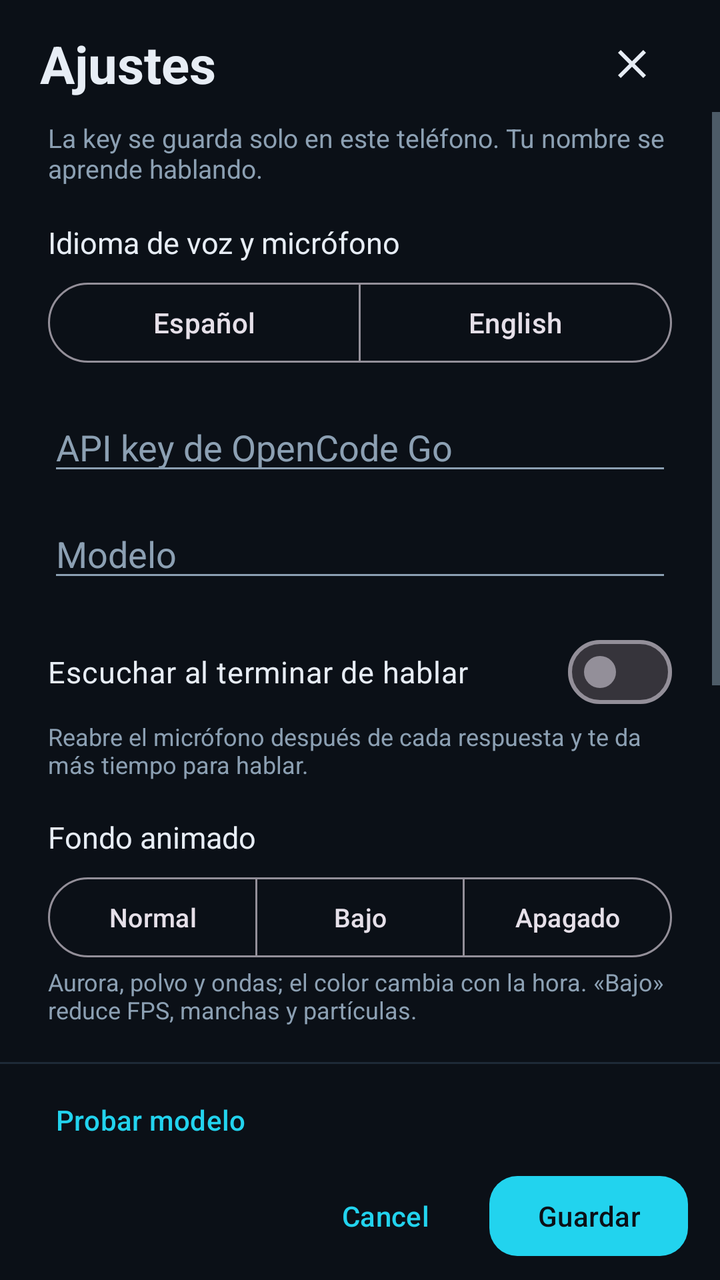
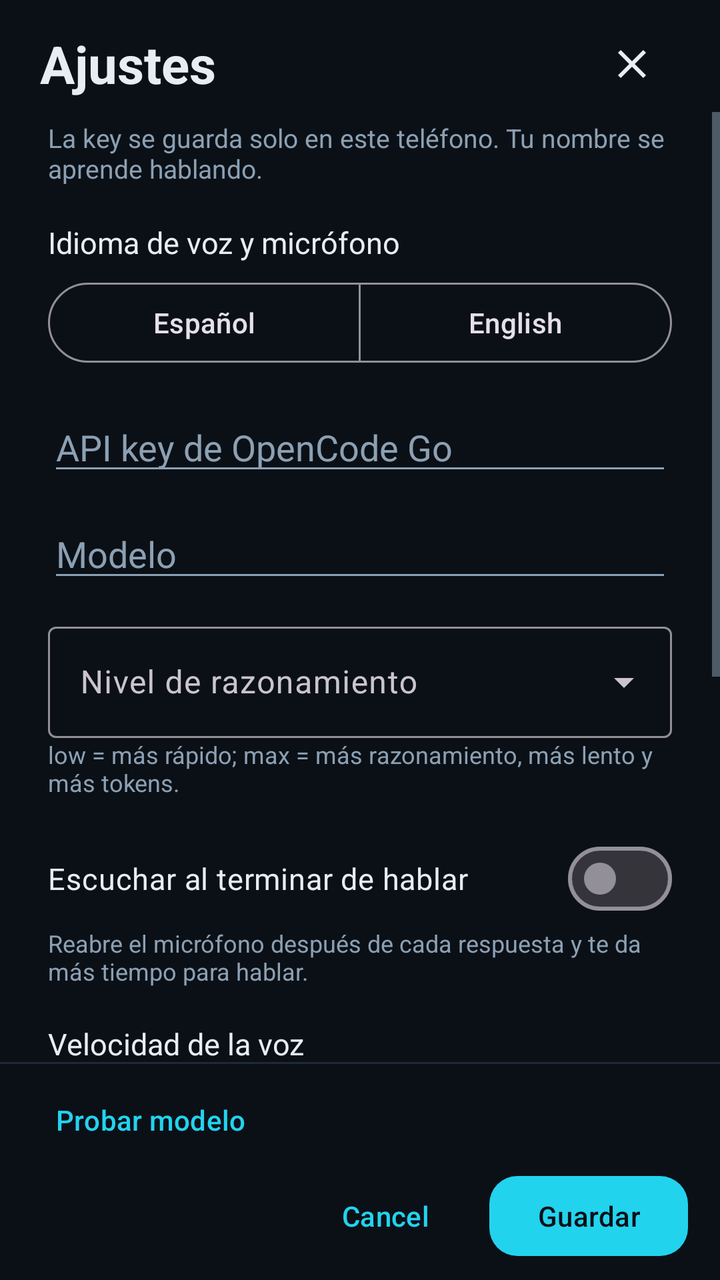

An Android layout rendered at two revisions. The XML below is the earlier revision; the diff shows what the commit changed to produce the second picture.
<!-- AndroidManifest.xml: application theme Theme.SamanthApp -->
<!-- res/layout/dialog_settings.xml -->
<?xml version="1.0" encoding="utf-8"?>
<LinearLayout xmlns:android="http://schemas.android.com/apk/res/android"
    xmlns:app="http://schemas.android.com/apk/res-auto"
    android:layout_width="match_parent"
    android:layout_height="match_parent"
    android:background="@color/bg"
    android:orientation="vertical">

    <LinearLayout
        android:layout_width="match_parent"
        android:layout_height="wrap_content"
        android:gravity="center_vertical"
        android:orientation="horizontal"
        android:paddingHorizontal="20dp"
        android:paddingTop="8dp">

        <TextView
            android:layout_width="0dp"
            android:layout_height="wrap_content"
            android:layout_weight="1"
            android:text="@string/settings_title"
            android:textColor="@color/text"
            android:textSize="26sp"
            android:textStyle="bold" />

        <ImageButton
            android:id="@+id/closeSettings"
            android:layout_width="48dp"
            android:layout_height="48dp"
            android:background="?attr/selectableItemBackgroundBorderless"
            android:contentDescription="@string/settings_close"
            android:padding="12dp"
            android:src="@drawable/ic_close"
            android:tint="@color/text" />

    </LinearLayout>

    <ScrollView
        android:layout_width="match_parent"
        android:layout_height="0dp"
        android:layout_weight="1"
        android:fadeScrollbars="false"
        android:fillViewport="true"
        android:scrollbars="vertical">

        <LinearLayout
            android:layout_width="match_parent"
            android:layout_height="wrap_content"
            android:orientation="vertical"
            android:paddingHorizontal="24dp"
            android:paddingTop="4dp"
            android:paddingBottom="12dp">

            <TextView
                android:id="@+id/settingsHint"
                android:layout_width="match_parent"
                android:layout_height="wrap_content"
                android:text="@string/settings_hint"
                android:textColor="@color/text_muted"
                android:textSize="13sp" />

            <TextView
                android:layout_width="match_parent"
                android:layout_height="wrap_content"
                android:layout_marginTop="18dp"
                android:text="@string/settings_language"
                android:textColor="@color/text"
                android:textSize="15sp" />

            <com.google.android.material.button.MaterialButtonToggleGroup
                android:id="@+id/languageGroup"
                android:layout_width="match_parent"
                android:layout_height="wrap_content"
                android:layout_marginTop="6dp"
                app:selectionRequired="true"
                app:singleSelection="true">

                <com.google.android.material.button.MaterialButton
                    android:id="@+id/languageEs"
                    style="@style/Widget.Material3.Button.OutlinedButton"
                    android:layout_width="0dp"
                    android:layout_height="wrap_content"
                    android:layout_weight="1"
                    android:text="@string/language_es" />

                <com.google.android.material.button.MaterialButton
                    android:id="@+id/languageEn"
                    style="@style/Widget.Material3.Button.OutlinedButton"
                    android:layout_width="0dp"
                    android:layout_height="wrap_content"
                    android:layout_weight="1"
                    android:text="@string/language_en" />

            </com.google.android.material.button.MaterialButtonToggleGroup>

            <EditText
                android:id="@+id/keyInput"
                android:layout_width="match_parent"
                android:layout_height="wrap_content"
                android:layout_marginTop="16dp"
                android:autofillHints=""
                android:hint="@string/settings_api"
                android:importantForAutofill="no"
                android:inputType="textPassword"
                android:maxLines="1"
                android:textColor="@color/text"
                android:textColorHint="@color/text_muted" />

            <EditText
                android:id="@+id/modelInput"
                android:layout_width="match_parent"
                android:layout_height="wrap_content"
                android:layout_marginTop="12dp"
                android:autofillHints=""
                android:hint="@string/settings_model"
                android:importantForAutofill="no"
                android:inputType="text"
                android:maxLines="1"
                android:textColor="@color/text"
                android:textColorHint="@color/text_muted" />

            <com.google.android.material.materialswitch.MaterialSwitch
                android:id="@+id/autoListenSwitch"
                android:layout_width="match_parent"
                android:layout_height="wrap_content"
                android:layout_marginTop="16dp"
                android:text="@string/settings_auto_listen"
                android:textColor="@color/text"
                android:textSize="15sp" />

            <TextView
                android:id="@+id/autoListenHint"
                android:layout_width="match_parent"
                android:layout_height="wrap_content"
                android:text="@string/settings_auto_listen_hint"
                android:textColor="@color/text_muted"
                android:textSize="12sp" />

            <TextView
                android:layout_width="match_parent"
                android:layout_height="wrap_content"
                android:layout_marginTop="18dp"
                android:text="@string/settings_background"
                android:textColor="@color/text"
                android:textSize="15sp" />

            <com.google.android.material.button.MaterialButtonToggleGroup
                android:id="@+id/backgroundGroup"
                android:layout_width="match_parent"
                android:layout_height="wrap_content"
                android:layout_marginTop="6dp"
                app:selectionRequired="true"
                app:singleSelection="true">

                <com.google.android.material.button.MaterialButton
                    android:id="@+id/backgroundOn"
                    style="@style/Widget.Material3.Button.OutlinedButton"
                    android:layout_width="0dp"
                    android:layout_height="wrap_content"
                    android:layout_weight="1"
                    android:insetLeft="0dp"
                    android:insetRight="0dp"
                    android:paddingLeft="2dp"
                    android:paddingRight="2dp"
                    android:textSize="13sp"
                    android:text="@string/settings_background_on" />

                <com.google.android.material.button.MaterialButton
                    android:id="@+id/backgroundLow"
                    style="@style/Widget.Material3.Button.OutlinedButton"
                    android:layout_width="0dp"
                    android:layout_height="wrap_content"
                    android:layout_weight="1"
                    android:insetLeft="0dp"
                    android:insetRight="0dp"
                    android:paddingLeft="2dp"
                    android:paddingRight="2dp"
                    android:textSize="13sp"
                    android:text="@string/settings_background_low" />

                <com.google.android.material.button.MaterialButton
                    android:id="@+id/backgroundOff"
                    style="@style/Widget.Material3.Button.OutlinedButton"
                    android:layout_width="0dp"
                    android:layout_height="wrap_content"
                    android:layout_weight="1"
                    android:insetLeft="0dp"
                    android:insetRight="0dp"
                    android:paddingLeft="2dp"
                    android:paddingRight="2dp"
                    android:textSize="13sp"
                    android:text="@string/settings_background_off" />

            </com.google.android.material.button.MaterialButtonToggleGroup>

            <TextView
                android:layout_width="match_parent"
                android:layout_height="wrap_content"
                android:text="@string/settings_background_hint"
                android:textColor="@color/text_muted"
                android:textSize="12sp" />

            <com.google.android.material.materialswitch.MaterialSwitch
                android:id="@+id/keepScreenSwitch"
                android:layout_width="match_parent"
                android:layout_height="wrap_content"
                android:layout_marginTop="16dp"
                android:text="@string/settings_keep_screen"
                android:textColor="@color/text"
                android:textSize="15sp" />

            <TextView
                android:layout_width="match_parent"
                android:layout_height="wrap_content"
                android:text="@string/settings_keep_screen_hint"
                android:textColor="@color/text_muted"
                android:textSize="12sp" />

            <com.google.android.material.materialswitch.MaterialSwitch
                android:id="@+id/wakeWordSwitch"
                android:layout_width="match_parent"
                android:layout_height="wrap_content"
                android:layout_marginTop="18dp"
                android:text="@string/settings_wake_word"
                android:textColor="@color/text"
                android:textSize="15sp" />

            <TextView
                android:id="@+id/wakeWordHint"
                android:layout_width="match_parent"
                android:layout_height="wrap_content"
                android:text="@string/settings_wake_word_hint"
                android:textColor="@color/text_muted"
                android:textSize="12sp" />

            <LinearLayout
                android:id="@+id/wakeWordOptions"
                android:layout_width="match_parent"
                android:layout_height="wrap_content"
                android:layout_marginTop="6dp"
                android:orientation="vertical"
                android:visibility="gone">

                <TextView
                    android:layout_width="match_parent"
                    android:layout_height="wrap_content"
                    android:text="@string/settings_wake_mode"
                    android:textColor="@color/text"
                    android:textSize="14sp" />

                <com.google.android.material.button.MaterialButtonToggleGroup
                    android:id="@+id/wakeModeGroup"
                    android:layout_width="match_parent"
                    android:layout_height="wrap_content"
                    android:layout_marginTop="4dp"
                    app:selectionRequired="true"
                    app:singleSelection="true">

                    <com.google.android.material.button.MaterialButton
                        android:id="@+id/wakeModeForeground"
                        style="@style/Widget.Material3.Button.OutlinedButton"
                        android:layout_width="0dp"
                        android:layout_height="wrap_content"
                        android:layout_weight="1"
                        android:text="@string/settings_wake_foreground" />

                    <com.google.android.material.button.MaterialButton
                        android:id="@+id/wakeModeBackground"
                        style="@style/Widget.Material3.Button.OutlinedButton"
                        android:layout_width="0dp"
                        android:layout_height="wrap_content"
                        android:layout_weight="1"
                        android:text="@string/settings_wake_background" />

                </com.google.android.material.button.MaterialButtonToggleGroup>

                <TextView
                    android:id="@+id/wakeModeHint"
                    android:layout_width="match_parent"
                    android:layout_height="wrap_content"
                    android:text="@string/settings_wake_mode_hint"
                    android:textColor="@color/text_muted"
                    android:textSize="12sp" />

                <com.google.android.material.button.MaterialButton
                    android:id="@+id/autoOpenButton"
                    style="@style/Widget.Material3.Button.TextButton"
                    android:layout_width="wrap_content"
                    android:layout_height="wrap_content"
                    android:text="@string/settings_wake_auto_open_button" />

                <TextView
                    android:id="@+id/autoOpenStatus"
                    android:layout_width="match_parent"
                    android:layout_height="wrap_content"
                    android:text="@string/settings_wake_auto_open_missing"
                    android:textColor="@color/text_muted"
                    android:textSize="12sp" />

                <TextView
                    android:id="@+id/wakeModelStatus"
                    android:layout_width="match_parent"
                    android:layout_height="wrap_content"
                    android:layout_marginTop="4dp"
                    android:text="@string/settings_wake_model_missing"
                    android:textColor="@color/cyan"
                    android:textSize="12sp" />

            </LinearLayout>

            <com.google.android.material.button.MaterialButton
                android:id="@+id/voiceButton"
                style="@style/Widget.Material3.Button.TextButton"
                android:layout_width="wrap_content"
                android:layout_height="wrap_content"
                android:layout_marginTop="4dp"
                android:text="@string/settings_voice" />

            <TextView
                android:id="@+id/memoryInfo"
                android:layout_width="match_parent"
                android:layout_height="wrap_content"
                android:layout_marginTop="8dp"
                android:textColor="@color/text"
                android:textSize="14sp" />

            <com.google.android.material.button.MaterialButton
                android:id="@+id/clearMemoryButton"
                style="@style/Widget.Material3.Button.TextButton"
                android:layout_width="wrap_content"
                android:layout_height="wrap_content"
                android:text="@string/settings_clear_memory"
                android:textColor="@color/red"
                app:iconTint="@color/red" />

        </LinearLayout>

    </ScrollView>

    <View
        android:layout_width="match_parent"
        android:layout_height="1dp"
        android:background="#1E2A37" />

    <LinearLayout
        android:layout_width="match_parent"
        android:layout_height="wrap_content"
        android:orientation="vertical"
        android:paddingHorizontal="16dp"
        android:paddingTop="4dp"
        android:paddingBottom="8dp">

        <LinearLayout
            android:layout_width="match_parent"
            android:layout_height="wrap_content"
            android:orientation="horizontal">

            <com.google.android.material.button.MaterialButton
                android:id="@+id/testModelButton"
                style="@style/Widget.Material3.Button.TextButton"
                android:layout_width="wrap_content"
                android:layout_height="wrap_content"
                android:text="@string/settings_test_model" />

        </LinearLayout>

        <LinearLayout
            android:layout_width="match_parent"
            android:layout_height="wrap_content"
            android:gravity="end|center_vertical"
            android:orientation="horizontal">

            <com.google.android.material.button.MaterialButton
                android:id="@+id/cancelButton"
                style="@style/Widget.Material3.Button.TextButton"
                android:layout_width="wrap_content"
                android:layout_height="wrap_content"
                android:text="@android:string/cancel" />

            <com.google.android.material.button.MaterialButton
                android:id="@+id/saveButton"
                android:layout_width="wrap_content"
                android:layout_height="wrap_content"
                android:layout_marginStart="8dp"
                android:text="@string/settings_save"
                android:textColor="@color/bg"
                app:backgroundTint="@color/cyan"
                app:cornerRadius="14dp" />

        </LinearLayout>

    </LinearLayout>

</LinearLayout>
<!-- resources referenced by this layout -->
<resources>
  <color name="bg">#0B1017</color>
  <color name="cyan">#22D3EE</color>
  <color name="red">#F87171</color>
  <color name="text">#E7EDF5</color>
  <color name="text_muted">#8CA0B3</color>
  <!-- drawable ic_close (drawable) -->
  <?xml version="1.0" encoding="utf-8"?>
  <vector xmlns:android="http://schemas.android.com/apk/res/android"
      android:width="24dp"
      android:height="24dp"
      android:viewportWidth="24"
      android:viewportHeight="24">
      <path
          android:fillColor="#E7EDF5"
          android:pathData="M19,6.41L17.59,5 12,10.59 6.41,5 5,6.41 10.59,12 5,17.59 6.41,19 12,13.41 17.59,19 19,17.59 13.41,12z" />
  </vector>
  <string name="language_en">English</string>
  <string name="language_es">Español</string>
  <string name="settings_api">API key de OpenCode Go</string>
  <string name="settings_auto_listen">Escuchar al terminar de hablar</string>
  <string name="settings_auto_listen_hint">Reabre el micrófono después de cada respuesta y te da más tiempo para hablar.</string>
  <string name="settings_background">Fondo animado</string>
  <string name="settings_background_hint">Aurora, polvo y ondas; el color cambia con la hora. «Bajo» reduce FPS, manchas y partículas.</string>
  <string name="settings_background_low">Bajo</string>
  <string name="settings_background_off">Apagado</string>
  <string name="settings_background_on">Normal</string>
  <string name="settings_clear_memory">Borrar memoria</string>
  <string name="settings_close">Cerrar</string>
  <string name="settings_hint">La key se guarda solo en este teléfono. Tu nombre se aprende hablando.</string>
  <string name="settings_keep_screen">Mantener pantalla encendida</string>
  <string name="settings_keep_screen_hint">Evita que se apague sola mientras la app está en primer plano.</string>
  <string name="settings_language">Idioma de voz y micrófono</string>
  <string name="settings_model">Modelo</string>
  <string name="settings_save">Guardar</string>
  <string name="settings_test_model">Probar modelo</string>
  <string name="settings_title">Ajustes</string>
  <string name="settings_voice">Voz del sistema</string>
  <string name="settings_wake_auto_open_button">Permitir mostrar sobre otras apps</string>
  <string name="settings_wake_auto_open_missing">Sin «Mostrar encima de otras apps», Android muestra el aviso «Te escucho». Busca Samantha en la lista y activa el permiso.</string>
  <string name="settings_wake_background">Segundo plano</string>
  <string name="settings_wake_foreground">App abierta</string>
  <string name="settings_wake_mode">Modo de escucha</string>
  <string name="settings_wake_mode_hint">App abierta: escucha solo mientras ves el orbe. Segundo plano: servicio con notificación permanente y más consumo de batería; si Android no permite abrir la app sola, toca el aviso «Te escucho».</string>
  <string name="settings_wake_model_missing">El modelo de 39 MB se descargará al guardar.</string>
  <string name="settings_wake_word">Escuchar «Hola Samantha»</string>
  <string name="settings_wake_word_hint">Detección local con Vosk. La primera vez descarga un modelo de 39 MB.</string>
  <style name="Theme.SamanthApp" parent="Theme.Material3.Dark.NoActionBar">
          <item name="colorPrimary">@color/cyan</item>
          <item name="colorOnPrimary">@color/bg</item>
          <item name="colorSecondary">@color/cyan</item>
          <item name="android:windowBackground">@color/bg</item>
          <item name="android:statusBarColor">@android:color/transparent</item>
          <item name="android:navigationBarColor">@android:color/transparent</item>
          <item name="android:windowLightStatusBar">false</item>
          <item name="android:textColorPrimary">@color/text</item>
          <item name="android:textColorSecondary">@color/text_muted</item>
      </style>
</resources>

<!-- the commit's change to res/layout/dialog_settings.xml (unified diff, before → after) -->
@@ -119,6 +119,33 @@
                 android:textColor="@color/text"
                 android:textColorHint="@color/text_muted" />
 
+            <com.google.android.material.textfield.TextInputLayout
+                style="@style/Widget.Material3.TextInputLayout.OutlinedBox.ExposedDropdownMenu"
+                android:layout_width="match_parent"
+                android:layout_height="wrap_content"
+                android:layout_marginTop="12dp"
+                android:hint="@string/settings_reasoning">
+
+                <com.google.android.material.textfield.MaterialAutoCompleteTextView
+                    android:id="@+id/reasoningInput"
+                    android:layout_width="match_parent"
+                    android:layout_height="wrap_content"
+                    android:clickable="true"
+                    android:cursorVisible="false"
+                    android:focusable="false"
+                    android:inputType="none"
+                    android:textColor="@color/text"
+                    android:textColorHint="@color/text_muted" />
+
+            </com.google.android.material.textfield.TextInputLayout>
+
+            <TextView
+                android:layout_width="match_parent"
+                android:layout_height="wrap_content"
+                android:text="@string/settings_reasoning_hint"
+                android:textColor="@color/text_muted"
+                android:textSize="12sp" />
+
             <com.google.android.material.materialswitch.MaterialSwitch
                 android:id="@+id/autoListenSwitch"
                 android:layout_width="match_parent"
@@ -140,79 +167,34 @@
                 android:layout_width="match_parent"
                 android:layout_height="wrap_content"
                 android:layout_marginTop="18dp"
-                android:text="@string/settings_background"
+                android:text="@string/settings_tts_rate"
                 android:textColor="@color/text"
                 android:textSize="15sp" />
 
-            <com.google.android.material.button.MaterialButtonToggleGroup
-                android:id="@+id/backgroundGroup"
-                android:layout_width="match_parent"
-                android:layout_height="wrap_content"
-                android:layout_marginTop="6dp"
-                app:selectionRequired="true"
-                app:singleSelection="true">
-
-                <com.google.android.material.button.MaterialButton
-                    android:id="@+id/backgroundOn"
-                    style="@style/Widget.Material3.Button.OutlinedButton"
-                    android:layout_width="0dp"
-                    android:layout_height="wrap_content"
-                    android:layout_weight="1"
-                    android:insetLeft="0dp"
-                    android:insetRight="0dp"
-                    android:paddingLeft="2dp"
-                    android:paddingRight="2dp"
-                    android:textSize="13sp"
-                    android:text="@string/settings_background_on" />
-
-                <com.google.android.material.button.MaterialButton
-                    android:id="@+id/backgroundLow"
-                    style="@style/Widget.Material3.Button.OutlinedButton"
-                    android:layout_width="0dp"
-                    android:layout_height="wrap_content"
-                    android:layout_weight="1"
-                    android:insetLeft="0dp"
-                    android:insetRight="0dp"
-                    android:paddingLeft="2dp"
-                    android:paddingRight="2dp"
-                    android:textSize="13sp"
-                    android:text="@string/settings_background_low" />
-
-                <com.google.android.material.button.MaterialButton
-                    android:id="@+id/backgroundOff"
-                    style="@style/Widget.Material3.Button.OutlinedButton"
-                    android:layout_width="0dp"
-                    android:layout_height="wrap_content"
-                    android:layout_weight="1"
-                    android:insetLeft="0dp"
-                    android:insetRight="0dp"
-                    android:paddingLeft="2dp"
-                    android:paddingRight="2dp"
-                    android:textSize="13sp"
-                    android:text="@string/settings_background_off" />
-
-            </com.google.android.material.button.MaterialButtonToggleGroup>
-
-            <TextView
-                android:layout_width="match_parent"
-                android:layout_height="wrap_content"
-                android:text="@string/settings_background_hint"
-                android:textColor="@color/text_muted"
-                android:textSize="12sp" />
-
-            <com.google.android.material.materialswitch.MaterialSwitch
-                android:id="@+id/keepScreenSwitch"
-                android:layout_width="match_parent"
-                android:layout_height="wrap_content"
-                android:layout_marginTop="16dp"
-                android:text="@string/settings_keep_screen"
-                android:textColor="@color/text"
-                android:textSize="15sp" />
-
-            <TextView
-                android:layout_width="match_parent"
-                android:layout_height="wrap_content"
-                android:text="@string/settings_keep_screen_hint"
+            <TextView
+                android:id="@+id/ttsRateValue"
+                android:layout_width="match_parent"
+                android:layout_height="wrap_content"
+                android:layout_marginTop="2dp"
+                android:text="@string/settings_tts_rate_default"
+                android:textColor="@color/cyan"
+                android:textSize="13sp" />
+
+            <com.google.android.material.slider.Slider
+                android:id="@+id/ttsRateSlider"
+                android:layout_width="match_parent"
+                android:layout_height="wrap_content"
+                android:layout_marginTop="4dp"
+                android:stepSize="0.05"
+                android:valueFrom="0.5"
+                android:valueTo="2.0"
+                app:labelBehavior="gone"
+                app:tickVisible="false" />
+
+            <TextView
+                android:layout_width="match_parent"
+                android:layout_height="wrap_content"
+                android:text="@string/settings_tts_rate_hint"
                 android:textColor="@color/text_muted"
                 android:textSize="12sp" />
 
<!-- resource entries referenced after the edit -->
@@ -21,21 +21,19 @@
   <string name="settings_api">API key de OpenCode Go</string>
   <string name="settings_auto_listen">Escuchar al terminar de hablar</string>
   <string name="settings_auto_listen_hint">Reabre el micrófono después de cada respuesta y te da más tiempo para hablar.</string>
-  <string name="settings_background">Fondo animado</string>
-  <string name="settings_background_hint">Aurora, polvo y ondas; el color cambia con la hora. «Bajo» reduce FPS, manchas y partículas.</string>
-  <string name="settings_background_low">Bajo</string>
-  <string name="settings_background_off">Apagado</string>
-  <string name="settings_background_on">Normal</string>
   <string name="settings_clear_memory">Borrar memoria</string>
   <string name="settings_close">Cerrar</string>
   <string name="settings_hint">La key se guarda solo en este teléfono. Tu nombre se aprende hablando.</string>
-  <string name="settings_keep_screen">Mantener pantalla encendida</string>
-  <string name="settings_keep_screen_hint">Evita que se apague sola mientras la app está en primer plano.</string>
   <string name="settings_language">Idioma de voz y micrófono</string>
   <string name="settings_model">Modelo</string>
+  <string name="settings_reasoning">Nivel de razonamiento</string>
+  <string name="settings_reasoning_hint">low = más rápido; max = más razonamiento, más lento y más tokens.</string>
   <string name="settings_save">Guardar</string>
   <string name="settings_test_model">Probar modelo</string>
   <string name="settings_title">Ajustes</string>
+  <string name="settings_tts_rate">Velocidad de la voz</string>
+  <string name="settings_tts_rate_default">1,05×</string>
+  <string name="settings_tts_rate_hint">1,00× es la velocidad normal; 0,50× lenta y 2,00× rápida.</string>
   <string name="settings_voice">Voz del sistema</string>
   <string name="settings_wake_auto_open_button">Permitir mostrar sobre otras apps</string>
   <string name="settings_wake_auto_open_missing">Sin «Mostrar encima de otras apps», Android muestra el aviso «Te escucho». Busca Samantha en la lista y activa el permiso.</string>
